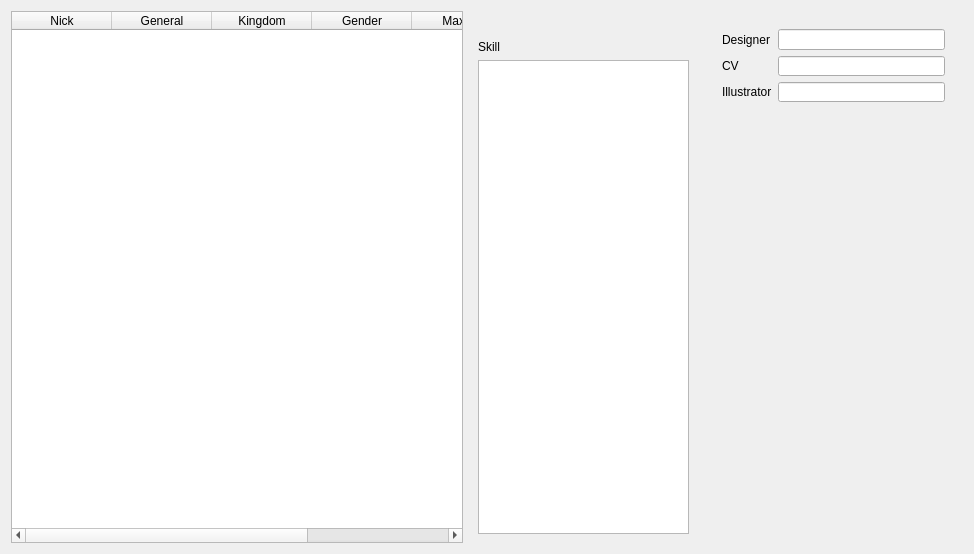
Qt form src/dialog/generaloverview.ui (gaodayihao/GSanguosha) before a commit.
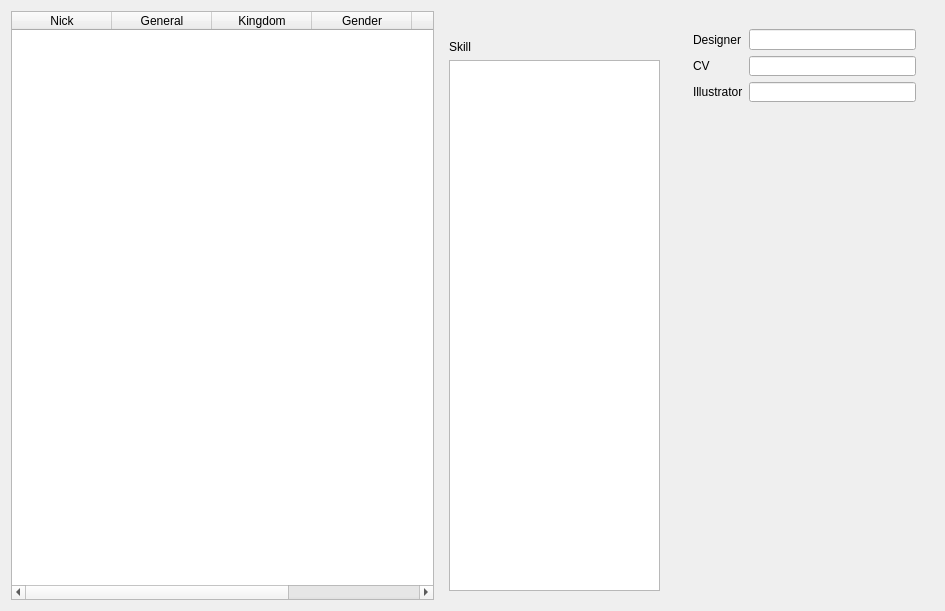
The same form after that commit. Icons and pictures are not drawn.

What changed in the file:
```diff
--- a/src/dialog/generaloverview.ui
+++ b/src/dialog/generaloverview.ui
@@ -9,8 +9,8 @@
    <rect>
     <x>0</x>
     <y>0</y>
-    <width>974</width>
-    <height>554</height>
+    <width>945</width>
+    <height>611</height>
    </rect>
   </property>
   <property name="minimumSize">
@@ -211,7 +211,7 @@
              <x>0</x>
              <y>0</y>
              <width>241</width>
-             <height>420</height>
+             <height>506</height>
             </rect>
            </property>
           </widget>
```
Lines whose indentation alone changed are shown as unchanged.
